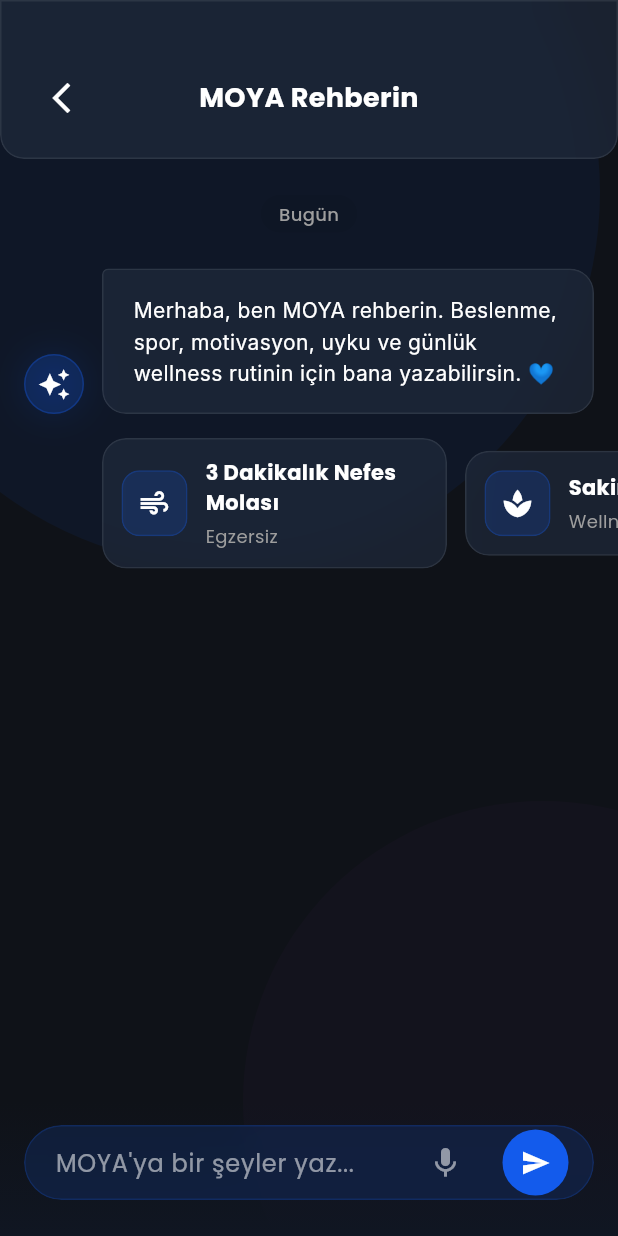
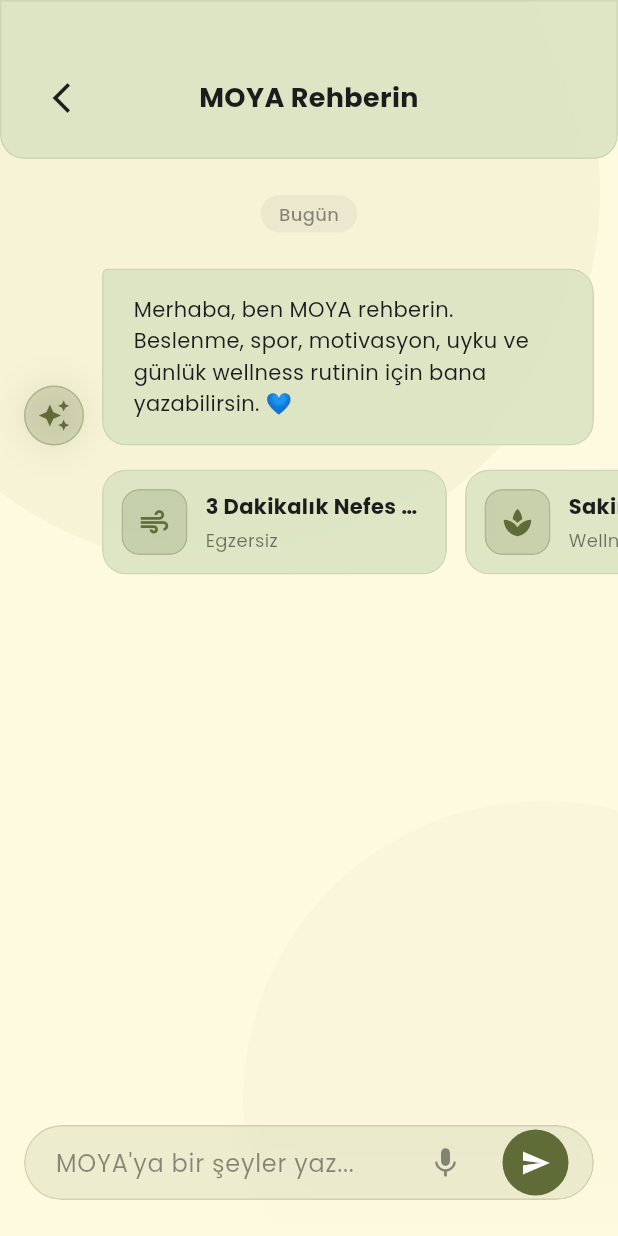
Before and after one commit to SudeAkdag/MOYA, a Flutter app: the ChatbotScreen screen opened directly, on a phone screen of 412 x 824 dp. Run offline on Flutter 3.47's test engine with Material 3 defaults, Android fonts, the phone set to English and light mode, and no system bars; our stand-ins replace cloud_firestore, equatable, firebase_auth, firebase_core, fl_chart, flutter_bloc and 7 more; missing offline and left inert: flutter_inappwebview; accounts and stored records are empty.

Commit message:
feat: chatbot arayüzü dinamik tema sistemine entegre edildi

```diff
--- a/lib/presentation/screens/chatbot/chatbot_screen.dart
+++ b/lib/presentation/screens/chatbot/chatbot_screen.dart
@@ -2,12 +2,7 @@ import 'dart:ui';
 import 'package:flutter/material.dart';
 
 import '../../../data/services/azure_openai_service.dart';
-
-// Note: Colors and styles are derived from the user's HTML mockup.
-const Color primaryColor = Color(0xFF135bec);
-const Color backgroundDark = Color(0xFF101622);
-const Color glassSurface = Color.fromRGBO(30, 41, 59, 0.7);
-const Color glassBorder = Color.fromRGBO(255, 255, 255, 0.08);
+import '../../../core/theme/app_theme.dart';
 
 class ChatbotScreen extends StatefulWidget {
   const ChatbotScreen({super.key});
@@ -77,8 +72,11 @@ class _ChatbotScreenState extends State<ChatbotScreen> {
 
   @override
   Widget build(BuildContext context) {
+    // Arka plan rengini temadan alıyoruz
+    final backgroundColor = Theme.of(context).scaffoldBackgroundColor;
+
     return Scaffold(
-      backgroundColor: const Color(0xff0f1218),
+      backgroundColor: backgroundColor,
       body: Center(
         child: Container(
           constraints: const BoxConstraints(maxWidth: 448),
@@ -109,13 +107,16 @@ class _ChatView extends StatelessWidget {
 
   @override
   Widget build(BuildContext context) {
+    final primaryColor = Theme.of(context).primaryColor;
+
     return Stack(
       children: [
+        // Dinamik Tema Renkleriyle Arka Plan Parlamaları (Orbs)
         Positioned(
           top: -100,
           left: -100,
           child: _BackgroundOrb(
-            color: primaryColor.withOpacity(0.2),
+            color: primaryColor.withOpacity(0.15),
             size: 500,
           ),
         ),
@@ -123,7 +124,8 @@ class _ChatView extends StatelessWidget {
           bottom: -150,
           right: -150,
           child: _BackgroundOrb(
-            color: Colors.purple.withOpacity(0.1),
+            // İkinci parlamayı primary color'ın biraz daha şeffaf hali yapıyoruz
+            color: primaryColor.withOpacity(0.1),
             size: 400,
             animationDelay: -4,
           ),
@@ -187,19 +189,26 @@ class _GlassContainer extends StatelessWidget {
   final Widget child;
   final EdgeInsets padding;
   final BorderRadius borderRadius;
-  final Color backgroundColor;
-  final Color borderColor;
+  final Color? customBackgroundColor;
+  final Color? customBorderColor;
 
   const _GlassContainer({
     required this.child,
     this.padding = const EdgeInsets.all(0),
     this.borderRadius = const BorderRadius.all(Radius.circular(16)),
-    this.backgroundColor = glassSurface,
-    this.borderColor = glassBorder,
+    this.customBackgroundColor,
+    this.customBorderColor,
   });
 
   @override
   Widget build(BuildContext context) {
+    // Temadaki surface (kart) rengini glass efekti için şeffaflaştırıyoruz
+    final surfaceColor = Theme.of(context).colorScheme.surface;
+    final onSurfaceColor = Theme.of(context).colorScheme.onSurface;
+
+    final bgColor = customBackgroundColor ?? surfaceColor.withOpacity(0.85);
+    final borderColor = customBorderColor ?? onSurfaceColor.withOpacity(0.08);
+
     return ClipRRect(
       borderRadius: borderRadius,
       child: BackdropFilter(
@@ -207,7 +216,7 @@ class _GlassContainer extends StatelessWidget {
         child: Container(
           padding: padding,
           decoration: BoxDecoration(
-            color: backgroundColor,
+            color: bgColor,
             borderRadius: borderRadius,
             border: Border.all(color: borderColor),
           ),
@@ -223,27 +232,29 @@ class _ChatHeader extends StatelessWidget {
 
   @override
   Widget build(BuildContext context) {
+    final textColor = Theme.of(context).colorScheme.onSurface;
+
     return _GlassContainer(
       borderRadius: const BorderRadius.vertical(bottom: Radius.circular(16)),
       padding: const EdgeInsets.only(left: 16, right: 16, top: 40, bottom: 16),
       child: Row(
         children: [
           IconButton(
-            icon: const Icon(Icons.arrow_back_ios_new, color: Colors.white),
+            icon: Icon(Icons.arrow_back_ios_new, color: textColor),
             onPressed: () => Navigator.of(context).pop(),
           ),
-          const Expanded(
+          Expanded(
             child: Text(
               'MOYA Rehberin',
               textAlign: TextAlign.center,
               style: TextStyle(
                 fontSize: 18,
                 fontWeight: FontWeight.bold,
-                color: Colors.white,
+                color: textColor,
               ),
             ),
           ),
-          const SizedBox(width: 48),
+          const SizedBox(width: 48), // Dengelemek için
         ],
       ),
     );
@@ -257,19 +268,21 @@ class _Timestamp extends StatelessWidget {
 
   @override
   Widget build(BuildContext context) {
+    final textColor = Theme.of(context).colorScheme.onSurface;
+
     return Center(
       child: Container(
         padding: const EdgeInsets.symmetric(horizontal: 12, vertical: 4),
         decoration: BoxDecoration(
-          color: Colors.black.withOpacity(0.05),
+          color: textColor.withOpacity(0.05),
           borderRadius: BorderRadius.circular(99),
         ),
         child: Text(
           text,
-          style: const TextStyle(
+          style: TextStyle(
             fontSize: 12,
             fontWeight: FontWeight.w500,
-            color: Colors.grey,
+            color: textColor.withOpacity(0.5),
           ),
         ),
       ),
@@ -284,6 +297,12 @@ class _UserMessage extends StatelessWidget {
 
   @override
   Widget build(BuildContext context) {
+    final theme = Theme.of(context);
+    final isDark = theme.brightness == Brightness.dark;
+
+    // Mesaj balonu primary color, içindeki metin ise kontrast sağlaması için ayarlandı
+    final textColor = isDark ? theme.scaffoldBackgroundColor : Colors.white;
+
     return Row(
       mainAxisAlignment: MainAxisAlignment.end,
       children: [
@@ -293,7 +312,7 @@ class _UserMessage extends StatelessWidget {
           ),
           padding: const EdgeInsets.symmetric(horizontal: 20, vertical: 12),
           decoration: BoxDecoration(
-            color: primaryColor,
+            color: theme.primaryColor,
             borderRadius: const BorderRadius.only(
               topLeft: Radius.circular(16),
               topRight: Radius.circular(4),
@@ -302,7 +321,7 @@ class _UserMessage extends StatelessWidget {
             ),
             boxShadow: [
               BoxShadow(
-                color: primaryColor.withOpacity(0.2),
+                color: theme.primaryColor.withOpacity(0.2),
                 blurRadius: 12,
                 offset: const Offset(0, 4),
               ),
@@ -310,8 +329,8 @@ class _UserMessage extends StatelessWidget {
           ),
           child: Text(
             text,
-            style: const TextStyle(
-              color: Colors.white,
+            style: TextStyle(
+              color: textColor,
               fontSize: 14,
               height: 1.5,
             ),
@@ -333,6 +352,8 @@ class _AiMessageGroup extends StatelessWidget {
 
   @override
   Widget build(BuildContext context) {
+    final textColor = Theme.of(context).colorScheme.onSurface;
+
     return Column(
       crossAxisAlignment: CrossAxisAlignment.start,
       children: [
@@ -355,11 +376,10 @@ class _AiMessageGroup extends StatelessWidget {
                 ),
                 child: Text(
                   text,
-                  style: const TextStyle(
-                    color: Colors.white,
+                  style: TextStyle(
+                    color: textColor,
                     fontSize: 14,
                     height: 1.5,
-                    fontFamily: 'Inter',
                   ),
                 ),
               ),
@@ -368,7 +388,7 @@ class _AiMessageGroup extends StatelessWidget {
         ),
         if (showSuggestions) ...[
           const SizedBox(height: 16),
-          const _SuggestionCards(),
+          const _SuggestionCards(), // Bu kısım 2. aşamada dinamik olacak
         ],
       ],
     );
@@ -380,6 +400,8 @@ class _AiTypingBubble extends StatelessWidget {
 
   @override
   Widget build(BuildContext context) {
+    final textColor = Theme.of(context).colorScheme.onSurface;
+
     return Row(
       crossAxisAlignment: CrossAxisAlignment.end,
       children: [
@@ -394,12 +416,13 @@ class _AiTypingBubble extends StatelessWidget {
               bottomLeft: Radius.circular(16),
               bottomRight: Radius.circular(16),
             ),
-            child: const Text(
+            child: Text(
               'MOYA düşünüyor...',
               style: TextStyle(
-                color: Colors.white70,
+                color: textColor.withOpacity(0.7),
                 fontSize: 14,
                 height: 1.5,
+                fontStyle: FontStyle.italic,
               ),
             ),
           ),
@@ -414,6 +437,8 @@ class _AiAvatar extends StatelessWidget {
 
   @override
   Widget build(BuildContext context) {
+    final primaryColor = Theme.of(context).primaryColor;
+
     return Container(
       width: 40,
       height: 40,
@@ -428,9 +453,9 @@ class _AiAvatar extends StatelessWidget {
           ),
         ],
       ),
-      child: const Icon(
+      child: Icon(
         Icons.auto_awesome,
-        color: Colors.white,
+        color: primaryColor,
         size: 22,
       ),
     );
@@ -484,6 +509,9 @@ class _SuggestionCard extends StatelessWidget {
 
   @override
   Widget build(BuildContext context) {
+    final primaryColor = Theme.of(context).primaryColor;
+    final textColor = Theme.of(context).colorScheme.onSurface;
+
     return SizedBox(
       width: 230,
       child: _GlassContainer(
@@ -493,9 +521,9 @@ class _SuggestionCard extends StatelessWidget {
             _GlassContainer(
               padding: const EdgeInsets.all(10),
               borderRadius: BorderRadius.circular(12),
-              backgroundColor: primaryColor.withOpacity(0.18),
-              borderColor: primaryColor.withOpacity(0.25),
-              child: Icon(icon, color: Colors.white, size: 22),
+              customBackgroundColor: primaryColor.withOpacity(0.18),
+              customBorderColor: primaryColor.withOpacity(0.25),
+              child: Icon(icon, color: primaryColor, size: 22),
             ),
             const SizedBox(width: 12),
             Expanded(
@@ -504,16 +532,18 @@ class _SuggestionCard extends StatelessWidget {
                 children: [
                   Text(
                     title,
-                    style: const TextStyle(
+                    maxLines: 1,
+                    overflow: TextOverflow.ellipsis,
+                    style: TextStyle(
                       fontWeight: FontWeight.bold,
-                      color: Colors.white,
+                      color: textColor,
                     ),
                   ),
                   const SizedBox(height: 4),
                   Text(
                     category,
-                    style: const TextStyle(
-                      color: Colors.grey,
+                    style: TextStyle(
+                      color: textColor.withOpacity(0.6),
                       fontSize: 12,
                     ),
                   ),
@@ -540,15 +570,21 @@ class _MessageInput extends StatelessWidget {
 
   @override
   Widget build(BuildContext context) {
+    final theme = Theme.of(context);
+    final bgColor = theme.scaffoldBackgroundColor;
+    final primaryColor = theme.primaryColor;
+    final textColor = theme.colorScheme.onSurface;
+
     return Align(
       alignment: Alignment.bottomCenter,
       child: Container(
         padding: const EdgeInsets.all(16).copyWith(bottom: 24),
         decoration: BoxDecoration(
+          // Mesaj yazma alanının arkasındaki yumuşak gradient geçişi
           gradient: LinearGradient(
             colors: [
-              backgroundDark,
-              backgroundDark.withOpacity(0),
+              bgColor,
+              bgColor.withOpacity(0),
             ],
             begin: Alignment.bottomCenter,
             end: Alignment.topCenter,
@@ -557,25 +593,26 @@ class _MessageInput extends StatelessWidget {
         child: _GlassContainer(
           borderRadius: BorderRadius.circular(32),
           padding: const EdgeInsets.only(left: 20, right: 6),
-          backgroundColor: primaryColor.withOpacity(0.15),
-          borderColor: primaryColor.withOpacity(0.2),
+          // Input alanını hafif primary renkle renklendiriyoruz
+          customBackgroundColor: primaryColor.withOpacity(0.1),
+          customBorderColor: primaryColor.withOpacity(0.2),
           child: Row(
             children: [
               Expanded(
                 child: TextField(
                   controller: controller,
                   enabled: !isLoading,
-                  style: const TextStyle(color: Colors.white),
-                  decoration: const InputDecoration(
+                  style: TextStyle(color: textColor),
+                  decoration: InputDecoration(
                     hintText: "MOYA'ya bir şeyler yaz...",
-                    hintStyle: TextStyle(color: Colors.white54),
+                    hintStyle: TextStyle(color: textColor.withOpacity(0.5)),
                     border: InputBorder.none,
                   ),
                   onSubmitted: (_) => onSend(),
                 ),
               ),
               IconButton(
-                icon: const Icon(Icons.mic, color: Colors.white54),
+                icon: Icon(Icons.mic, color: textColor.withOpacity(0.5)),
                 onPressed: () {},
               ),
               const SizedBox(width: 4),
@@ -585,7 +622,8 @@ class _MessageInput extends StatelessWidget {
                   shape: const CircleBorder(),
                   padding: const EdgeInsets.all(12),
                   backgroundColor: primaryColor,
-                  disabledBackgroundColor: Colors.grey,
+                  disabledBackgroundColor: Colors.grey.withOpacity(0.5),
+                  elevation: 0,
                 ),
                 child: isLoading
                     ? const SizedBox(
```
Also changed, not shown: pubspec.lock.
